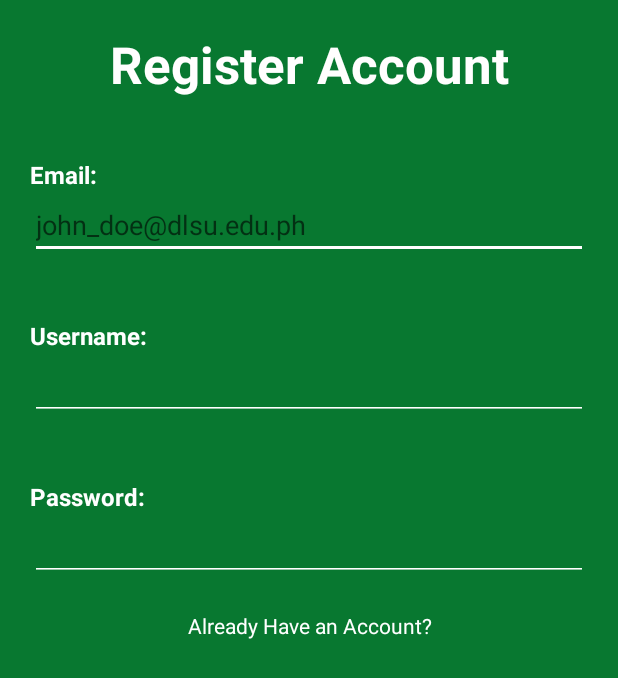
After one commit to RocketRoooiz/CSArchers, an Android app built with Jetpack Compose: the layout activity_register.xml on its own in the app's theme, with its tools: preview values and no code run, on a phone screen of 412 x 824 dp. The commit adds this screen. Shown: the top 678 px of the screen. Run offline under Robolectric (Android 15) with nearby library versions, the phone set to English and light mode, and no system bars.

Commit message:
- added the login and register xmls

```diff
--- /dev/null
+++ b/CSArchers/app/src/main/res/layout/activity_register.xml
@@ -0,0 +1,120 @@
+<?xml version="1.0" encoding="utf-8"?>
+<androidx.constraintlayout.widget.ConstraintLayout xmlns:android="http://schemas.android.com/apk/res/android"
+    xmlns:app="http://schemas.android.com/apk/res-auto"
+    xmlns:tools="http://schemas.android.com/tools"
+    android:layout_width="match_parent"
+    android:layout_height="match_parent"
+    android:background="#087830">
+
+    <LinearLayout
+        android:layout_width="match_parent"
+        android:layout_height="match_parent"
+        android:orientation="vertical">
+
+        <TextView
+            android:id="@+id/register_tv_header"
+            android:layout_width="match_parent"
+            android:layout_height="wrap_content"
+            android:gravity="center"
+            android:padding="20dp"
+            android:text="Register Account"
+            android:textColor="#FFFEFE"
+            android:textSize="34sp"
+            android:textStyle="bold" />
+
+        <LinearLayout
+            android:layout_width="match_parent"
+            android:layout_height="wrap_content"
+            android:layout_margin="20dp"
+            android:orientation="vertical">
+
+            <TextView
+                android:id="@+id/register_tv_email"
+                android:layout_width="match_parent"
+                android:layout_height="wrap_content"
+                android:text="Email:"
+                android:textColor="#FFFFFFFF"
+                android:textSize="16sp"
+                android:textStyle="bold" />
+
+            <EditText
+                android:id="@+id/register_et_email"
+                android:layout_width="match_parent"
+                android:layout_height="wrap_content"
+                android:backgroundTint="@color/white"
+                android:ems="10"
+                android:hint="john_doe@dlsu.edu.ph"
+                android:inputType="textEmailAddress"
+                android:textColor="#FFFFFF" />
+
+        </LinearLayout>
+
+        <LinearLayout
+            android:layout_width="match_parent"
+            android:layout_height="wrap_content"
+            android:layout_margin="20dp"
+            android:orientation="vertical">
+
+            <TextView
+                android:id="@+id/register_tv_username"
+                android:layout_width="match_parent"
+                android:layout_height="wrap_content"
+                android:text="Username:"
+                android:textColor="#FFFFFFFF"
+                android:textSize="16sp"
+                android:textStyle="bold" />
+
+            <EditText
+                android:id="@+id/register_et_username"
+                android:layout_width="match_parent"
+                android:layout_height="wrap_content"
+                android:backgroundTint="#FFFFFFFF"
+                android:ems="10"
+                android:inputType="text"
+                android:textColor="#FFFFFFFF" />
+        </LinearLayout>
+
+        <LinearLayout
+            android:layout_width="match_parent"
+            android:layout_height="wrap_content"
+            android:layout_margin="20dp"
+            android:orientation="vertical">
+
+            <TextView
+                android:id="@+id/register_tv_password"
+                android:layout_width="match_parent"
+                android:layout_height="wrap_content"
+                android:text="Password:"
+                android:textColor="#FFFFFFFF"
+                android:textSize="16sp"
+                android:textStyle="bold" />
+
+            <EditText
+                android:id="@+id/register_et_password"
+                android:layout_width="match_parent"
+                android:layout_height="wrap_content"
+                android:backgroundTint="#FFFFFFFF"
+                android:ems="10"
+                android:inputType="textPassword"
+                android:textColor="#FFFFFFFF" />
+        </LinearLayout>
+
+        <LinearLayout
+            android:layout_width="match_parent"
+            android:layout_height="wrap_content"
+            android:layout_marginLeft="20dp"
+            android:layout_marginRight="20dp"
+            android:orientation="horizontal">
+
+            <TextView
+                android:id="@+id/register_tv_login"
+                android:layout_width="wrap_content"
+                android:layout_height="wrap_content"
+                android:layout_weight="1"
+                android:gravity="center"
+                android:text="Already Have an Account?"
+                android:textColor="#FFFFFFFF" />
+        </LinearLayout>
+
+    </LinearLayout>
+</androidx.constraintlayout.widget.ConstraintLayout>
```
Also changed, not shown: CSArchers/app/src/main/res/layout/activity_login.xml (added, +103 -0 lines), CSArchers/app/src/main/res/layout/activity_select_mode.xml (+17 -9 lines).
